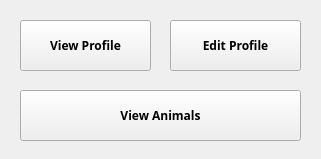
First picture: the form in cuACS/postloginclient.ui, repository cameronhawtin/Animal-Farm-cuACS, before the edit.
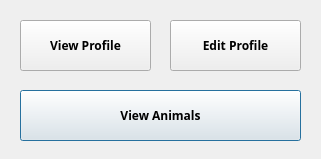
Second picture: the form after the edit.

Commit message: lists sort alphabetically, enter button works for buttons

Diff of the .ui file:
```diff
--- a/cuACS/postloginclient.ui
+++ b/cuACS/postloginclient.ui
@@ -39,7 +39,7 @@
     <string>View Animals</string>
    </property>
    <property name="autoDefault">
-    <bool>false</bool>
+    <bool>true</bool>
    </property>
   </widget>
   <widget class="QPushButton" name="ViewProfileButton">
```
Left out of the diff: 4 changed lines with no effect on the pictures. The commit also changes 6 other files.
